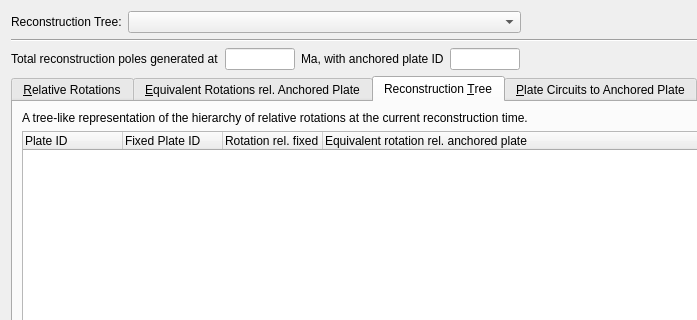
Old version of the form src/qt-widgets/TotalReconstructionPolesDialogUi.ui in the repository GPlates/GPlates; both pictures show x 0 to 697 and y 0 to 320 of the 800 by 460 pixel window.
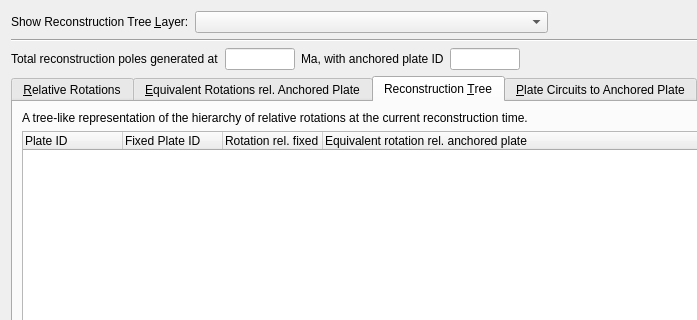
New version of the form. Icons and pictures are not drawn.

```diff
--- a/src/qt-widgets/TotalReconstructionPolesDialogUi.ui
+++ b/src/qt-widgets/TotalReconstructionPolesDialogUi.ui
@@ -469,7 +469,10 @@
          </sizepolicy>
         </property>
         <property name="text">
-         <string>Reconstruction Tree:</string>
+         <string>Show Reconstruction Tree &amp;Layer:</string>
+        </property>
+        <property name="buddy">
+         <cstring>combobox_reconstruction_tree_layer</cstring>
         </property>
        </widget>
       </item>
```
